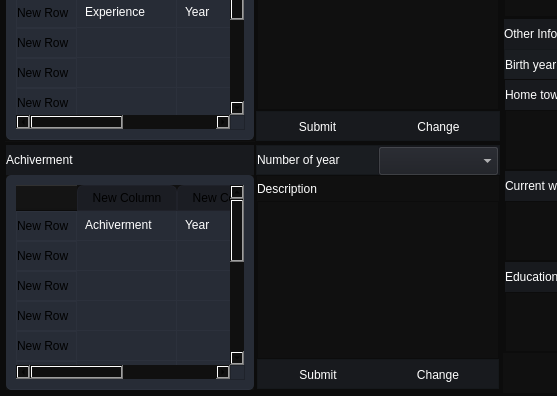
The window that ui_Component/register/loginForm.ui (huyp26102000/BDoctor) describes before a commit, drawn with Qt 5; both pictures show x 0 to 557 and y 374 to 770 of the 910 by 770 pixel window.
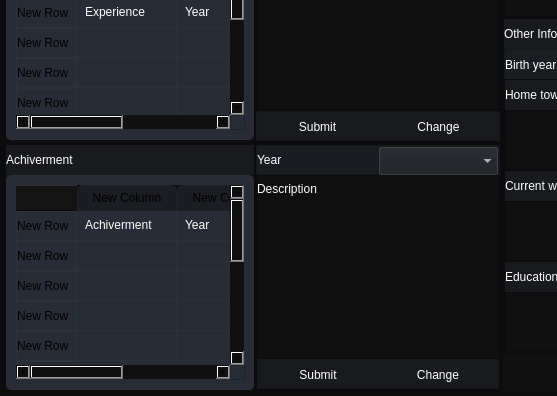
The same window after the commit. Icons and pictures are not drawn.

```diff
--- a/ui_Component/register/loginForm.ui
+++ b/ui_Component/register/loginForm.ui
@@ -1447,7 +1447,7 @@
                             <string notr="true">color: rgb(255, 255, 255);</string>
                            </property>
                            <property name="text">
-                            <string>Number of year</string>
+                            <string>Year</string>
                            </property>
                           </widget>
                          </item>
```
